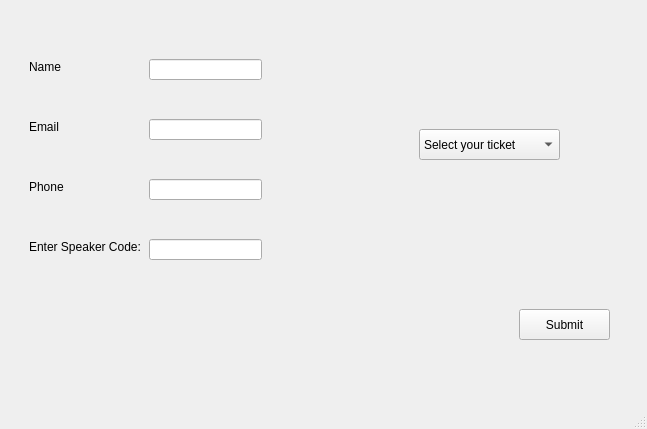
Old version of the form gui.ui in the repository khadijath-dot/Python-Project---Event-Manager.
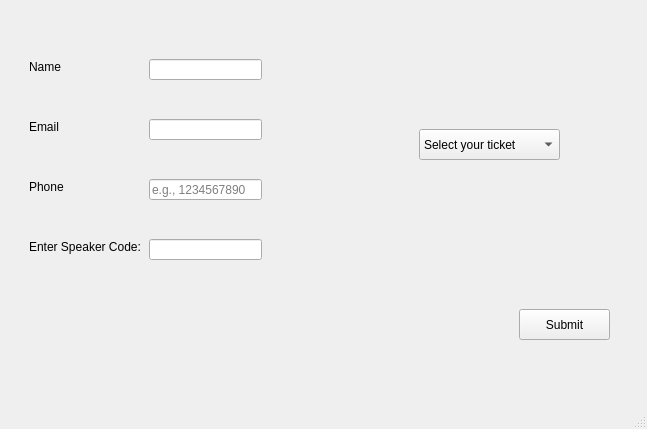
New version of the form.

```diff
--- a/gui.ui
+++ b/gui.ui
@@ -122,6 +122,9 @@
           <height>21</height>
          </rect>
         </property>
+        <property name="placeholderText">
+         <string>e.g., 1234567890</string>
+        </property>
        </widget>
        <widget class="QLineEdit" name="input_email">
         <property name="geometry">
```
